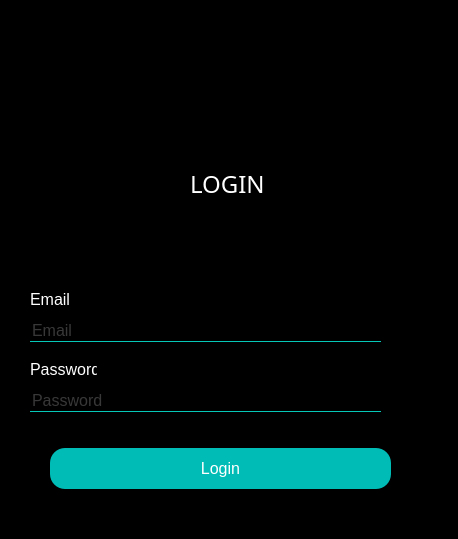
First picture: the form in loginwindow.ui, repository krasnyy/JourneySharingApplication_Desktop, before the edit.
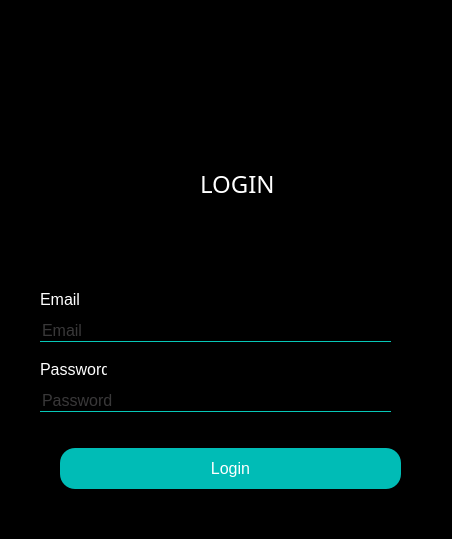
Second picture: the form after the edit. Icons and pictures are not drawn.

The edit to the form file:
```diff
--- a/loginwindow.ui
+++ b/loginwindow.ui
@@ -12,7 +12,7 @@
    <rect>
     <x>0</x>
     <y>0</y>
-    <width>458</width>
+    <width>452</width>
     <height>539</height>
    </rect>
   </property>
@@ -72,7 +72,7 @@
   <widget class="QFrame" name="frame">
    <property name="geometry">
     <rect>
-     <x>20</x>
+     <x>30</x>
      <y>60</y>
      <width>411</width>
      <height>451</height>
```
Left out of the diff: 4 changed lines with no effect on the pictures.
